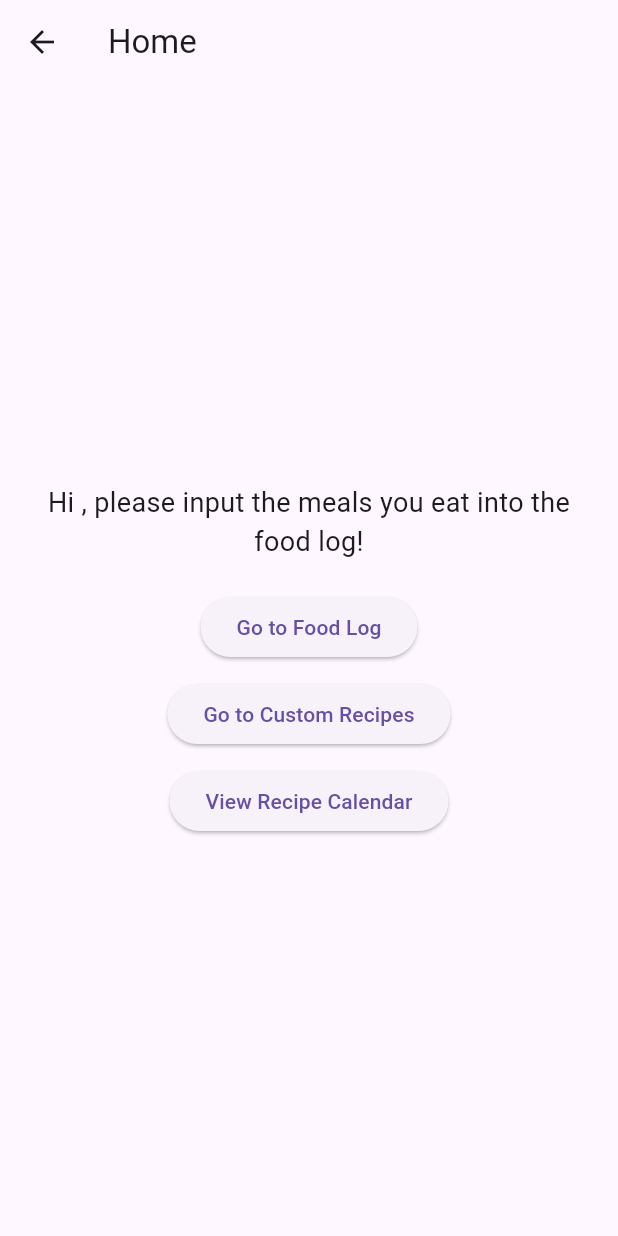
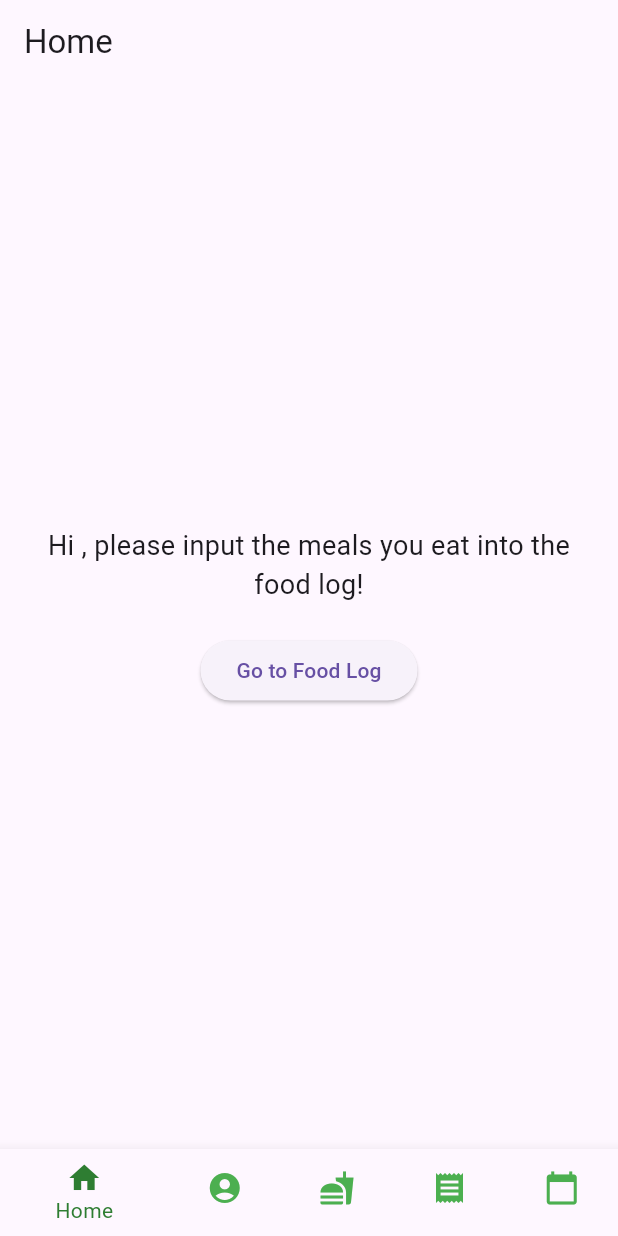
Before and after one commit to avvooturi/COP4331DiorieApp, a Flutter app: the HomePage screen opened directly with empty values, on a phone screen of 412 x 824 dp. Run offline on Flutter 3.47's test engine with Material 3 defaults, Android fonts, the phone set to English and light mode, and no system bars; our stand-ins replace table_calendar.

Commit message:
updated homepage

```diff
--- a/meal_planner/lib/homepage.dart
+++ b/meal_planner/lib/homepage.dart
@@ -15,10 +15,11 @@ class HomePage extends StatefulWidget {
 }
 
 class _HomePageState extends State<HomePage> {
+  int _selectedIndex = 0;
+
   final List<Map<String, dynamic>> _meals = [];
   final List<Map<String, dynamic>> _calendarRecipes = [];
 
-  // Function to handle recipe added from CustomRecipesPage
   void _addRecipeToCalendar(Map<String, dynamic> recipe) {
     setState(() {
       _calendarRecipes.add(recipe);
@@ -34,40 +35,36 @@ class _HomePageState extends State<HomePage> {
     );
     if (newMeal != null) {
       setState(() {
-        _meals.add(newMeal); // Add the new meal to the _meals list
+        _meals.add(newMeal);
       });
     }
   }
 
-  // Navigate to CustomRecipesPage
-  void _navigateToCustomRecipesPage() {
-    Navigator.push(
-      context,
-      MaterialPageRoute(
-        builder: (context) => CustomRecipesPage(
-          onRecipeAdded: _addRecipeToCalendar,
-        ),
-      ),
-    );
+  void _onItemTapped(int index) {
+    setState(() {
+      _selectedIndex = index;
+    });
   }
 
-  // Navigate to CalendarPage with scheduled recipes
-  void _navigateToCalendarPage() {
-    Navigator.push(
-      context,
-      MaterialPageRoute(
-        builder: (context) => CalendarPage(scheduledRecipes: _calendarRecipes),
-      ),
-    );
+  Widget _buildPage() {
+    switch (_selectedIndex) {
+      case 0:
+        return _buildHomePage();
+      case 1:
+        return Center(child: Text('Account Page'));
+      case 2:
+        return FoodLogPage(meals: _meals);
+      case 3:
+        return CustomRecipesPage(onRecipeAdded: _addRecipeToCalendar);
+      case 4:
+        return CalendarPage(scheduledRecipes: _calendarRecipes);
+      default:
+        return _buildHomePage();
+    }
   }
 
-  @override
-  Widget build(BuildContext context) {
-    return Scaffold(
-      appBar: AppBar(
-        title: const Text('Home'),
-      ),
-      body: Center(
+  Widget _buildHomePage() {
+    return Center(
       child: Padding(
         padding: const EdgeInsets.all(16.0),
         child: Column(
@@ -83,20 +80,47 @@ class _HomePageState extends State<HomePage> {
               onPressed: _navigateToFoodLogPage,
               child: const Text('Go to Food Log'),
             ),
-              const SizedBox(height: 10),
-              ElevatedButton(
-                onPressed: _navigateToCustomRecipesPage,
-                child: const Text('Go to Custom Recipes'),
-              ),
-              const SizedBox(height: 10),
-              ElevatedButton(
-                onPressed: _navigateToCalendarPage,
-                child: const Text('View Recipe Calendar'),
-              ),
           ],
-          ),
         ),
       ),
     );
   }
+
+  @override
+  Widget build(BuildContext context) {
+    return Scaffold(
+      appBar: AppBar(
+        title: const Text('Home'),
+      ),
+      body: _buildPage(),
+      bottomNavigationBar: BottomNavigationBar(
+        items: const <BottomNavigationBarItem>[
+          BottomNavigationBarItem(
+            icon: Icon(Icons.home),
+            label: 'Home',
+          ),
+          BottomNavigationBarItem(
+            icon: Icon(Icons.account_circle),
+            label: 'Account',
+          ),
+          BottomNavigationBarItem(
+            icon: Icon(Icons.fastfood),
+            label: 'Food Log',
+          ),
+          BottomNavigationBarItem(
+            icon: Icon(Icons.receipt),
+            label: 'Recipes',
+          ),
+          BottomNavigationBarItem(
+            icon: Icon(Icons.calendar_today),
+            label: 'Calendar',
+          ),
+        ],
+        currentIndex: _selectedIndex,
+        selectedItemColor: Colors.green[800],
+        unselectedItemColor: Colors.green, // Set this to make all items green
+        onTap: _onItemTapped,
+      ),
+    );
   }
+}
```
Also changed, not shown: meal_planner/lib/main.dart (+14 -9 lines). Lines whose indentation alone changed are shown as unchanged.
